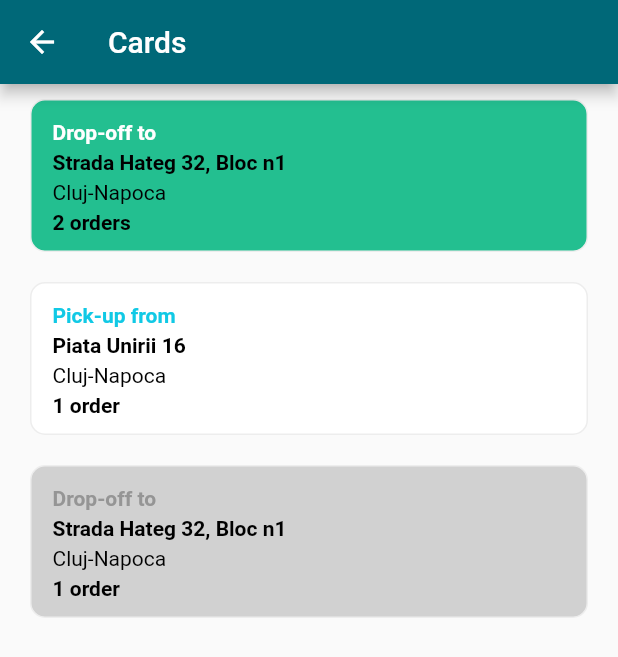
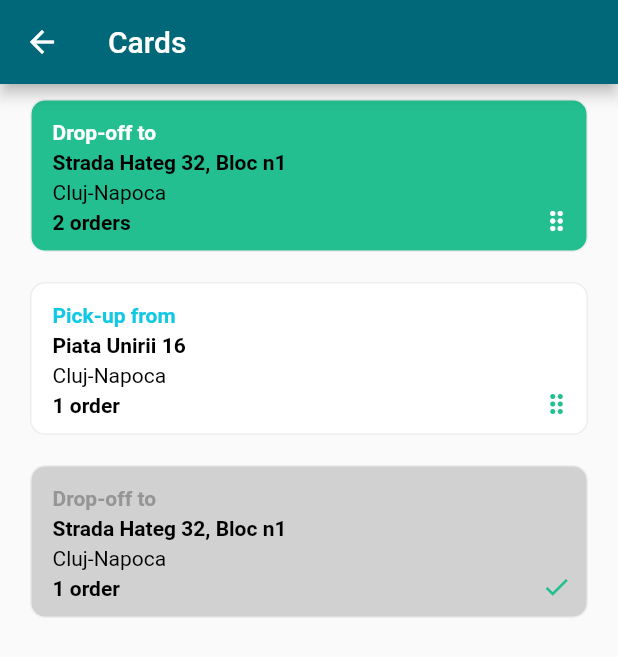
Before and after one commit to alexop345/FlutterRapidonkey, a Flutter app: the CardsScreen screen opened directly, on a phone screen of 412 x 824 dp. Shown: the top 657 px of the screen. Run offline on Flutter 3.47's test engine with Material 2 defaults, Android fonts, the phone set to English and light mode, and no system bars; Roboto replaces fonts that are missing (Ubuntu).

Commit message:
right bottom icon

```diff
--- a/lib/widgets/card_widget.dart
+++ b/lib/widgets/card_widget.dart
@@ -19,7 +19,9 @@ class CardWidget extends StatelessWidget {
       ),
       child: InkWell(
         onTap: () {},
-        child: Padding(
+        child: Stack(
+          children: [
+            Padding(
               padding: const EdgeInsets.symmetric(
                 horizontal: AppDimensions.defaultPlusSpacing,
                 vertical: AppDimensions.defaultSpacing,
@@ -37,7 +39,8 @@ class CardWidget extends StatelessWidget {
                   ),
                   Text(
                     card.city,
-                style: AppFontStyle.cardText.copyWith(fontWeight: FontWeight.w400),
+                    style: AppFontStyle.cardText
+                        .copyWith(fontWeight: FontWeight.w400),
                   ),
                   Text(
                     _cardOrderText(card.orders),
@@ -45,6 +48,13 @@ class CardWidget extends StatelessWidget {
                   ),
                 ],
               ),
+            ),
+            Positioned(
+              bottom: AppDimensions.defaultSpacing,
+              right: AppDimensions.defaultSpacing,
+              child: _cardIcon(card.status),
+            ),
+          ],
         ),
       ),
     );
@@ -84,4 +94,27 @@ class CardWidget extends StatelessWidget {
   String _cardOrderText(int number) {
     return '$number ${number == 1 ? 'order' : 'orders'}';
   }
+
+  Icon _cardIcon(CardStatus status) {
+    switch (status) {
+      case CardStatus.complete:
+        return const Icon(
+          Icons.check,
+          size: 20,
+          color: AppColors.selected,
+        );
+      case CardStatus.incomplete:
+        return const Icon(
+          Icons.drag_indicator_sharp,
+          size: 20,
+          color: AppColors.selected,
+        );
+      case CardStatus.selected:
+        return const Icon(
+          Icons.drag_indicator_sharp,
+          size: 20,
+          color: Colors.white,
+        );
     }
+  }
+}
```
Lines whose indentation alone changed are shown as unchanged.
